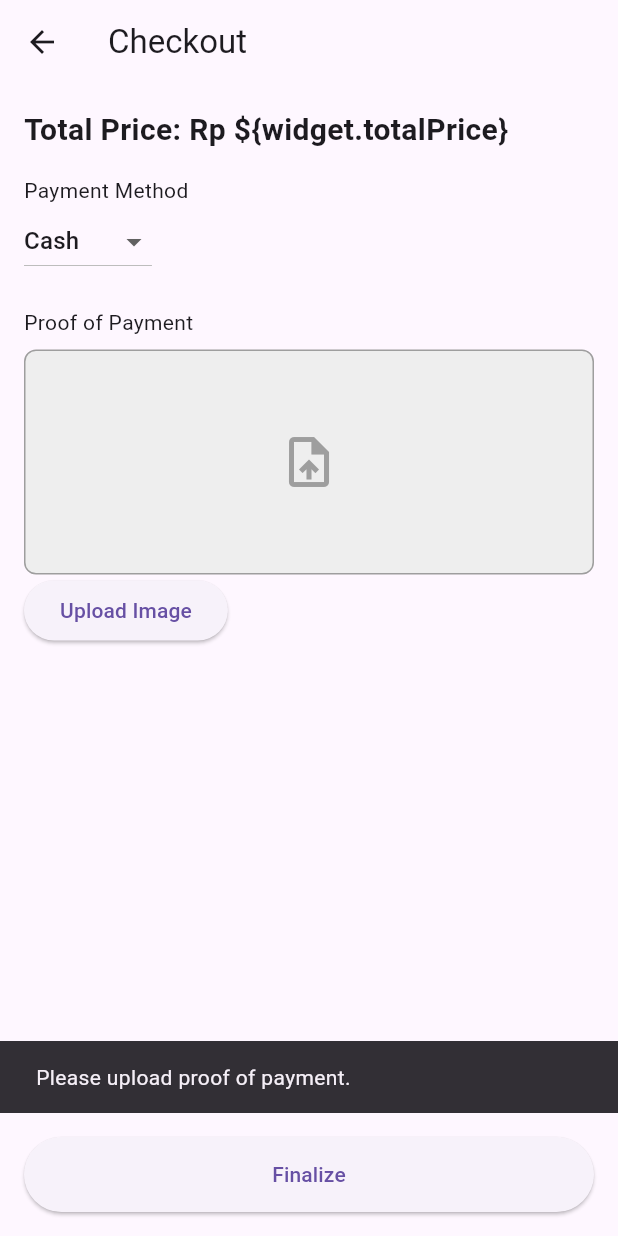
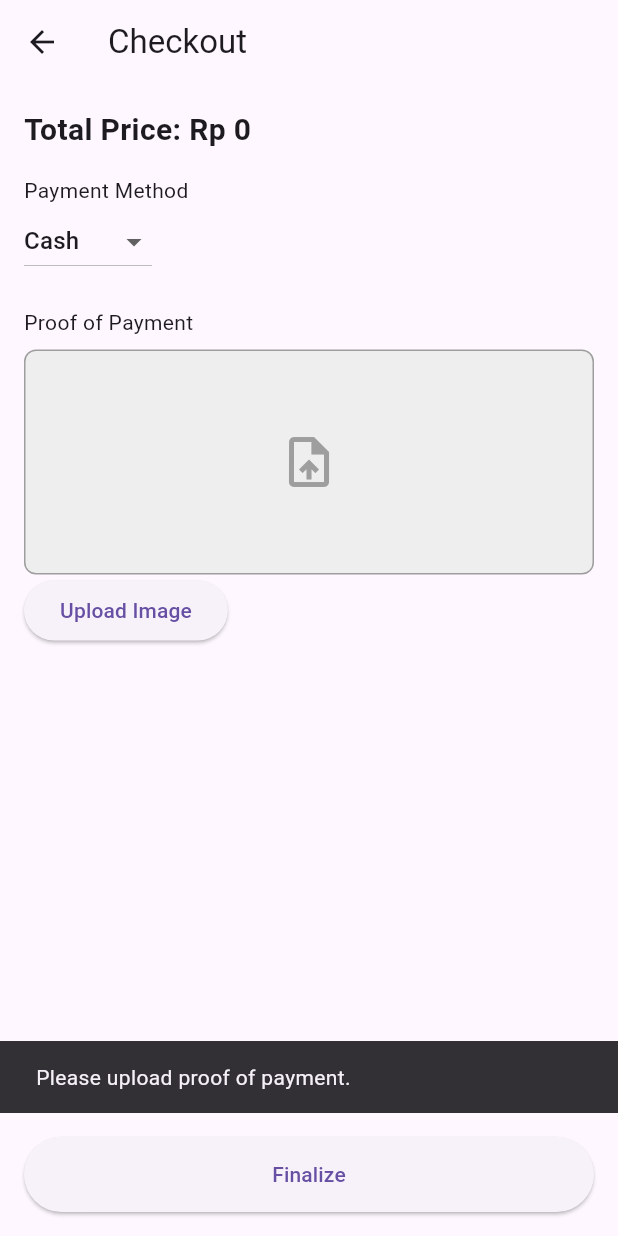
Before and after one commit to GesaArsuka/Lelulog, a Flutter app: the CheckoutPage screen opened directly with empty values, after a tap on "Finalize", on a phone screen of 412 x 824 dp. Run offline on Flutter 3.47's test engine with Material 3 defaults, Android fonts, the phone set to English and light mode, and no system bars; our stand-ins replace dio, flutter_dash, image_picker, shared_preferences; accounts and stored records are empty; network calls fail.

Commit message:
Routing and VPS demo fixes

```diff
--- a/lib/screens/checkout_screen.dart
+++ b/lib/screens/checkout_screen.dart
@@ -49,11 +49,11 @@ class _CheckoutPageState extends State<CheckoutPage> {
     });
 
     final uri = Uri.parse(
-      'http://10.0.2.2:8000/api/transactions/\${widget.transactionId}/finalize'
+      'https://0b05-2404-c0-2c10-00-32f0-6f18.ngrok-free.app/api/transactions/${widget.transactionId}/finalize'
     );
 
     var request = http.MultipartRequest('POST', uri)
-      ..headers['Authorization'] = 'Bearer \${widget.token}'
+      ..headers['Authorization'] = 'Bearer ${widget.token}'
       ..fields['payment_method'] = selectedPaymentMethod;
 
     request.files.add(
@@ -93,7 +93,7 @@ class _CheckoutPageState extends State<CheckoutPage> {
           crossAxisAlignment: CrossAxisAlignment.start,
           children: [
             Text(
-              "Total Price: Rp \${widget.totalPrice}",
+              "Total Price: Rp ${widget.totalPrice}",
               style: const TextStyle(
                 fontSize: 20,
                 fontWeight: FontWeight.bold,
--- a/lib/screens/product_detail.dart
+++ b/lib/screens/product_detail.dart
@@ -167,7 +167,7 @@ class _ProductDetailState extends State<ProductDetail> {
                       items: [0, 10, 20, 30]
                           .map((d) => DropdownMenuItem(
                                 value: d,
-                                child: Text('\$d%'),
+                                child: Text('$d%'),
                               ))
                           .toList(),
                       onChanged: (v) {
--- a/lib/screens/product_page.dart
+++ b/lib/screens/product_page.dart
@@ -45,7 +45,7 @@ class _ProductCatalogState extends State<ProductCatalog> {
   Widget _buildProductCard(Product p, int index) {
   final hasImage = p.imagePath != null && p.imagePath!.isNotEmpty;
   final imageUrl = hasImage
-      ? 'http://10.0.2.2:8000/storage/${p.imagePath!}'
+      ? 'https://0b05-2404-c0-2c10-00-32f0-6f18.ngrok-free.app/storage/${p.imagePath!}'
       : null;
 
   return GestureDetector(
--- a/lib/services/authservices.dart
+++ b/lib/services/authservices.dart
@@ -3,7 +3,7 @@ import 'package:shared_preferences/shared_preferences.dart';
 
 class AuthService {
   final Dio _dio = Dio(BaseOptions(
-    baseUrl: 'http://10.0.2.2:8000/api',
+    baseUrl: 'https://0b05-2404-c0-2c10-00-32f0-6f18.ngrok-free.app/api/',
     headers: {'Accept': 'application/json'},
   ));
 
--- a/lib/services/product_api.dart
+++ b/lib/services/product_api.dart
@@ -5,7 +5,7 @@ import 'package:http_parser/http_parser.dart';
 import '../models/product.dart';
 
 class ProductApi {
-  static const String baseUrl = 'http://10.0.2.2:8000/api';
+  static const String baseUrl = 'https://0b05-2404-c0-2c10-00-32f0-6f18.ngrok-free.app/api';
 
   /// Fetch all products. If [token] is provided, add Authorization header.
   static Future<List<Product>> fetchProducts([String? token]) async {
--- a/lib/services/transaction_api.dart
+++ b/lib/services/transaction_api.dart
@@ -3,7 +3,7 @@ import 'package:http/http.dart' as http;
 import '../models/transaction.dart';
 
 class TransactionApi {
-  static const String baseUrl = 'http://10.0.2.2:8000/api';
+  static const String baseUrl = 'https://0b05-2404-c0-2c10-00-32f0-6f18.ngrok-free.app/api';
 
   //create temp session for temp cart
   static Future<int?> createTemporaryTransaction({
```
Also changed, not shown: lib/screens/all_sales_page.dart (+13 -13 lines), 1 other file.
